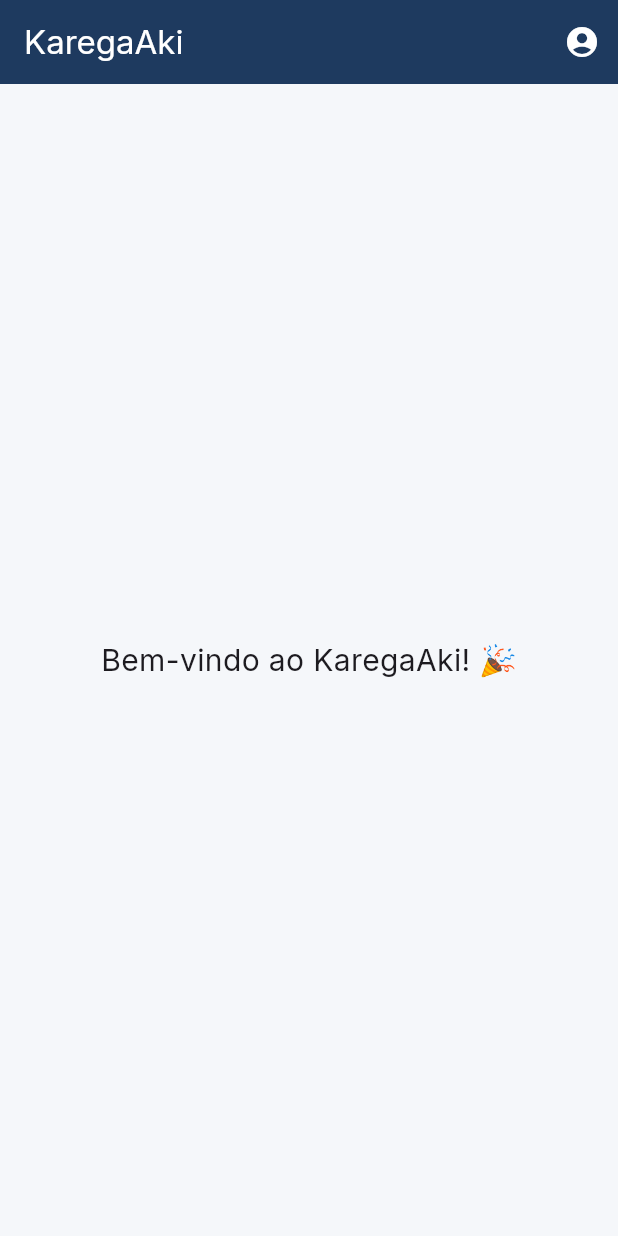
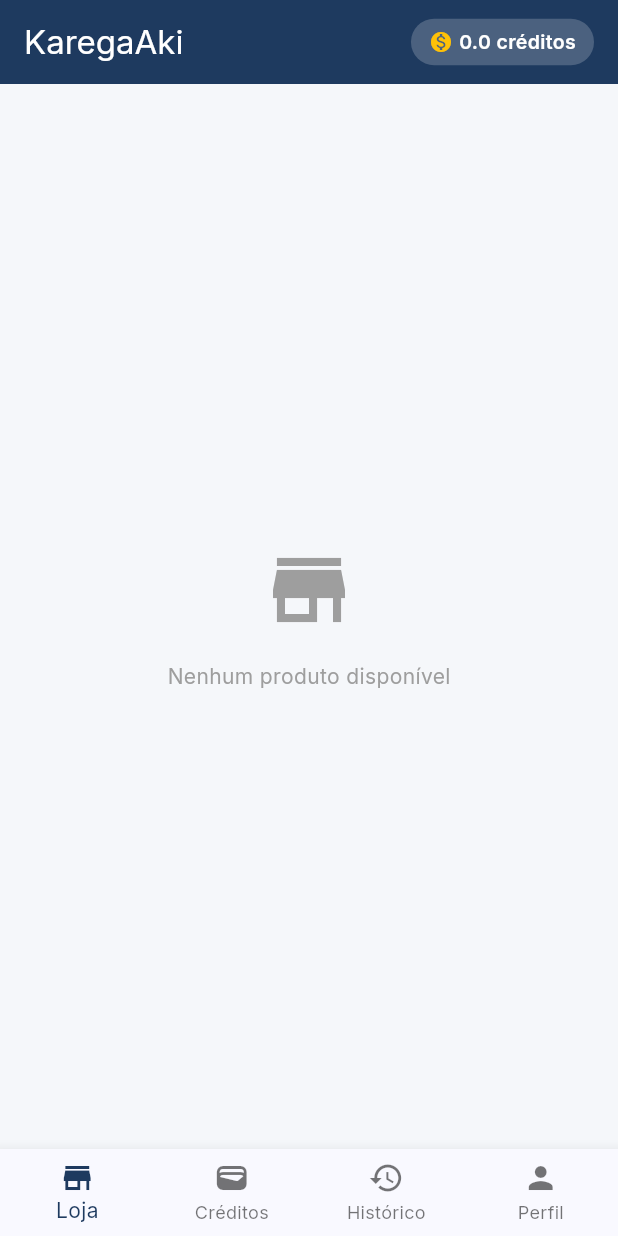
Before and after one commit to ClaudSystems/karegaaki, a Flutter app: the HomeScreen screen opened directly, on a phone screen of 412 x 824 dp. Run offline on Flutter 3.47's test engine with Material 3 defaults, Android fonts, the light colour scheme and no system bars; our stand-ins replace dio, flutter_secure_storage, google_fonts; accounts and stored records are empty; network calls fail.

Commit message:
a app mobile nao esta a funcionar e quero pedir ajuda no gemini

```diff
--- /dev/null
+++ b/mobile-app/lib/features/home/providers/wallet_provider.dart
@@ -0,0 +1,30 @@
+import 'package:flutter/material.dart';
+import '../../../core/api/api_client.dart';
+import '../../../models/wallet_model.dart';
+
+class WalletProvider extends ChangeNotifier {
+  final ApiClient _api = ApiClient();
+  Wallet? _wallet;
+  bool _isLoading = false;
+
+  Wallet? get wallet => _wallet;
+  bool get isLoading => _isLoading;
+  double get balance => _wallet?.balanceCredit ?? 0;
+
+  Future<void> fetchBalance() async {
+    _isLoading = true;
+    notifyListeners();
+
+    try {
+      final response = await _api.dio.get('/wallet/balance');
+      _wallet = Wallet.fromJson(response.data);
+      print('Saldo carregado: ${_wallet?.balanceCredit}');
+    } catch (e, stackTrace) {
+      print('ERRO CRITICO wallet: $e');
+      print('STACK: $stackTrace');
+    }
+
+    _isLoading = false;
+    notifyListeners();
+  }
+}
--- a/mobile-app/lib/features/home/screens/home_screen.dart
+++ b/mobile-app/lib/features/home/screens/home_screen.dart
@@ -1,25 +1,88 @@
 import 'package:flutter/material.dart';
+import 'package:flutter/scheduler.dart';
+import 'package:provider/provider.dart';
+import '../../home/providers/wallet_provider.dart';
+import '../../products/providers/product_provider.dart';
+import '../../products/screens/catalog_screen.dart';
+import '../../credits/screens/credits_screen.dart';
+import '../../transactions/screens/history_screen.dart';
+import '../../profile/screens/profile_screen.dart';
 
-class HomeScreen extends StatelessWidget {
+class HomeScreen extends StatefulWidget {
   const HomeScreen({super.key});
 
   @override
+  State<HomeScreen> createState() => _HomeScreenState();
+}
+
+class _HomeScreenState extends State<HomeScreen> {
+  int _currentIndex = 0;
+
+  final _screens = const [
+    CatalogScreen(),
+    CreditsScreen(),
+    HistoryScreen(),
+    ProfileScreen(),
+  ];
+
+  @override
+  void initState() {
+    super.initState();
+    print('🚀🚀🚀 HomeScreen initState 🚀🚀🚀');
+    WidgetsBinding.instance.addPostFrameCallback((_) {
+      print('🔥🔥🔥 addPostFrameCallback DISPAROU 🔥🔥🔥');
+      if (!mounted) return;
+      print('💎💎💎 a chamar fetchBalance e fetchProducts 💎💎💎');
+      context.read<WalletProvider>().fetchBalance();
+      context.read<ProductProvider>().fetchProducts();
+    });
+  }
+
+  @override
   Widget build(BuildContext context) {
+    final wallet = context.watch<WalletProvider>();
+
     return Scaffold(
       appBar: AppBar(
         title: const Text('KaregaAki'),
         actions: [
-          IconButton(
-            icon: const Icon(Icons.account_circle),
-            onPressed: () {},
+          Padding(
+            padding: const EdgeInsets.only(right: 16),
+            child: Center(
+              child: Container(
+                padding: const EdgeInsets.symmetric(horizontal: 12, vertical: 6),
+                decoration: BoxDecoration(
+                  color: Colors.white.withOpacity(0.2),
+                  borderRadius: BorderRadius.circular(20),
+                ),
+                child: Row(
+                  mainAxisSize: MainAxisSize.min,
+                  children: [
+                    const Icon(Icons.monetization_on, size: 16, color: Colors.amber),
+                    const SizedBox(width: 4),
+                    Text(
+                      '${wallet.balance.toStringAsFixed(1)} créditos',
+                      style: const TextStyle(fontSize: 13, fontWeight: FontWeight.w600),
+                    ),
+                  ],
+                ),
+              ),
+            ),
           ),
         ],
       ),
-      body: const Center(
-        child: Text(
-          'Bem-vindo ao KaregaAki! 🎉',
-          style: TextStyle(fontSize: 20),
-        ),
+      body: _screens[_currentIndex],
+      bottomNavigationBar: BottomNavigationBar(
+        currentIndex: _currentIndex,
+        onTap: (i) => setState(() => _currentIndex = i),
+        type: BottomNavigationBarType.fixed,
+        selectedItemColor: Theme.of(context).primaryColor,
+        items: const [
+          BottomNavigationBarItem(icon: Icon(Icons.store), label: 'Loja'),
+          BottomNavigationBarItem(icon: Icon(Icons.wallet), label: 'Créditos'),
+          BottomNavigationBarItem(icon: Icon(Icons.history), label: 'Histórico'),
+          BottomNavigationBarItem(icon: Icon(Icons.person), label: 'Perfil'),
+        ],
       ),
     );
   }
--- /dev/null
+++ b/mobile-app/lib/features/products/providers/product_provider.dart
@@ -0,0 +1,32 @@
+import 'package:flutter/material.dart';
+import '../../../core/api/api_client.dart';
+import '../../../models/product_model.dart';
+
+class ProductProvider extends ChangeNotifier {
+  final ApiClient _api = ApiClient();
+  List<Product> _products = [];
+  bool _isLoading = false;
+
+  List<Product> get products => _products;
+  bool get isLoading => _isLoading;
+
+  Future<void> fetchProducts() async {
+    _isLoading = true;
+    notifyListeners();
+
+    try {
+      final response = await _api.dio.get('/products', queryParameters: {
+        'page_size': 50,
+      });
+      final items = response.data['items'] as List;
+      _products = items.map((j) => Product.fromJson(j)).toList();
+      print('Produtos carregados: ${_products.length}');
+    } catch (e, stackTrace) {
+      print('ERRO CRITICO produtos: $e');
+      print('STACK: $stackTrace');
+    }
+
+    _isLoading = false;
+    notifyListeners();
+  }
+}
--- /dev/null
+++ b/mobile-app/lib/features/products/screens/catalog_screen.dart
@@ -0,0 +1,96 @@
+import 'package:flutter/material.dart';
+import 'package:provider/provider.dart';
+import '../providers/product_provider.dart';
+import 'product_detail_screen.dart';
+
+class CatalogScreen extends StatelessWidget {
+  const CatalogScreen({super.key});
+
+  @override
+  Widget build(BuildContext context) {
+    final provider = context.watch<ProductProvider>();
+    print('CatalogScreen build: ${provider.products.length} produtos');
+    if (provider.isLoading) {
+      return const Center(child: CircularProgressIndicator());
+    }
+
+    if (provider.products.isEmpty) {
+      return const Center(
+        child: Column(
+          mainAxisAlignment: MainAxisAlignment.center,
+          children: [
+            Icon(Icons.store, size: 64, color: Colors.grey),
+            SizedBox(height: 16),
+            Text('Nenhum produto disponível', style: TextStyle(color: Colors.grey)),
+          ],
+        ),
+      );
+    }
+
+    return RefreshIndicator(
+      onRefresh: () => provider.fetchProducts(),
+      child: ListView.builder(
+        padding: const EdgeInsets.all(16),
+        itemCount: provider.products.length,
+        itemBuilder: (context, index) {
+          final product = provider.products[index];
+          return Card(
+            margin: const EdgeInsets.only(bottom: 12),
+            shape: RoundedRectangleBorder(borderRadius: BorderRadius.circular(12)),
+            child: ListTile(
+              contentPadding: const EdgeInsets.all(12),
+              leading: Container(
+                width: 50,
+                height: 50,
+                decoration: BoxDecoration(
+                  color: Theme.of(context).primaryColor.withOpacity(0.1),
+                  borderRadius: BorderRadius.circular(8),
+                ),
+                child: const Icon(Icons.card_giftcard, color: Colors.blue),
+              ),
+              title: Text(product.name, style: const TextStyle(fontWeight: FontWeight.w600)),
+              subtitle: Column(
+                crossAxisAlignment: CrossAxisAlignment.start,
+                children: [
+                  const SizedBox(height: 4),
+                  Text(
+                    product.categoryName ?? 'Produto digital',
+                    style: TextStyle(color: Colors.grey[600], fontSize: 12),
+                  ),
+                  const SizedBox(height: 4),
+                  Row(
+                    children: [
+                      Text(
+                        '${product.creditPrice} créditos',
+                        style: TextStyle(
+                          fontWeight: FontWeight.bold,
+                          color: Theme.of(context).primaryColor,
+                        ),
+                      ),
+                      const SizedBox(width: 12),
+                      Icon(Icons.inventory, size: 14, color: Colors.grey[500]),
+                      const SizedBox(width: 2),
+                      Text(
+                        '${product.stockAvailable}',
+                        style: TextStyle(color: Colors.grey[500], fontSize: 12),
+                      ),
+                    ],
+                  ),
+                ],
+              ),
+              trailing: const Icon(Icons.chevron_right),
+              onTap: () {
+                Navigator.push(
+                  context,
+                  MaterialPageRoute(
+                    builder: (_) => ProductDetailScreen(product: product),
+                  ),
+                );
+              },
+            ),
+          );
+        },
+      ),
+    );
+  }
+}
--- a/mobile-app/lib/main.dart
+++ b/mobile-app/lib/main.dart
@@ -2,6 +2,8 @@
 import 'package:provider/provider.dart';
 import 'core/theme/app_theme.dart';
 import 'features/auth/providers/auth_provider.dart';
+import 'features/home/providers/wallet_provider.dart';
+import 'features/products/providers/product_provider.dart';
 import 'app.dart';
 
 void main() {
@@ -10,6 +12,8 @@
     MultiProvider(
       providers: [
         ChangeNotifierProvider(create: (_) => AuthProvider()),
+        ChangeNotifierProvider(create: (_) => WalletProvider()),
+        ChangeNotifierProvider(create: (_) => ProductProvider()),
       ],
       child: const KaregaAkiApp(),
     ),
--- /dev/null
+++ b/mobile-app/lib/models/product_model.dart
@@ -0,0 +1,40 @@
+class Product {
+  final String id;
+  final String name;
+  final String slug;
+  final String? description;
+  final String? categoryId;
+  final String? categoryName;
+  final String? imageUrl;
+  final double creditPrice;
+  final bool isActive;
+  final int stockAvailable;
+
+  Product({
+    required this.id,
+    required this.name,
+    required this.slug,
+    this.description,
+    this.categoryId,
+    this.categoryName,
+    this.imageUrl,
+    required this.creditPrice,
+    required this.isActive,
+    required this.stockAvailable,
+  });
+
+  factory Product.fromJson(Map<String, dynamic> json) {
+    return Product(
+      id: json['id'] ?? '',
+      name: json['name'] ?? '',
+      slug: json['slug'] ?? '',
+      description: json['description'],
+      categoryId: json['category_id'],
+      categoryName: json['category_name'],
+      imageUrl: json['image_url'],
+      creditPrice: (json['credit_price'] ?? 0).toDouble(),
+      isActive: json['is_active'] ?? true,
+      stockAvailable: json['stock_available'] ?? 0,
+    );
+  }
+}
--- /dev/null
+++ b/mobile-app/lib/models/wallet_model.dart
@@ -0,0 +1,22 @@
+class Wallet {
+  final String userId;
+  final double balanceCredit;
+  final double totalPurchased;
+  final double totalSpent;
+
+  Wallet({
+    required this.userId,
+    required this.balanceCredit,
+    required this.totalPurchased,
+    required this.totalSpent,
+  });
+
+  factory Wallet.fromJson(Map<String, dynamic> json) {
+    return Wallet(
+      userId: json['user_id'] ?? '',
+      balanceCredit: (json['balance_credit'] ?? 0).toDouble(),
+      totalPurchased: (json['total_purchased_credit'] ?? 0).toDouble(),
+      totalSpent: (json['total_spent_credit'] ?? 0).toDouble(),
+    );
+  }
+}
```
Also changed, not shown: mobile-app/lib/features/auth/screens/login_screen.dart (+8 -1 lines), mobile-app/lib/features/credits/screens/credits_screen.dart (added, +10 -0 lines), mobile-app/lib/features/products/screens/product_detail_screen.dart (added, +97 -0 lines), mobile-app/lib/features/profile/screens/profile_screen.dart (added, +38 -0 lines), mobile-app/lib/features/transactions/screens/history_screen.dart (added, +10 -0 lines), mobile-app/lib/features/auth/screens/home_screen.dart (deleted), 2 other files.
